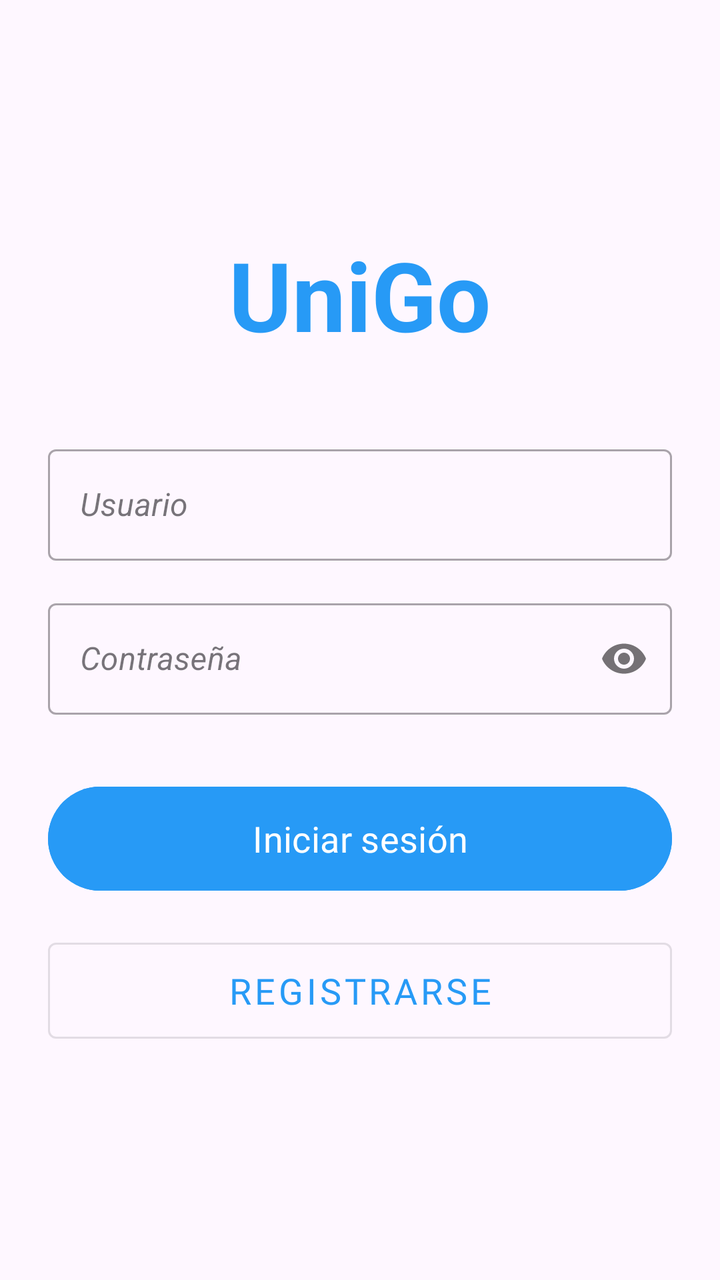
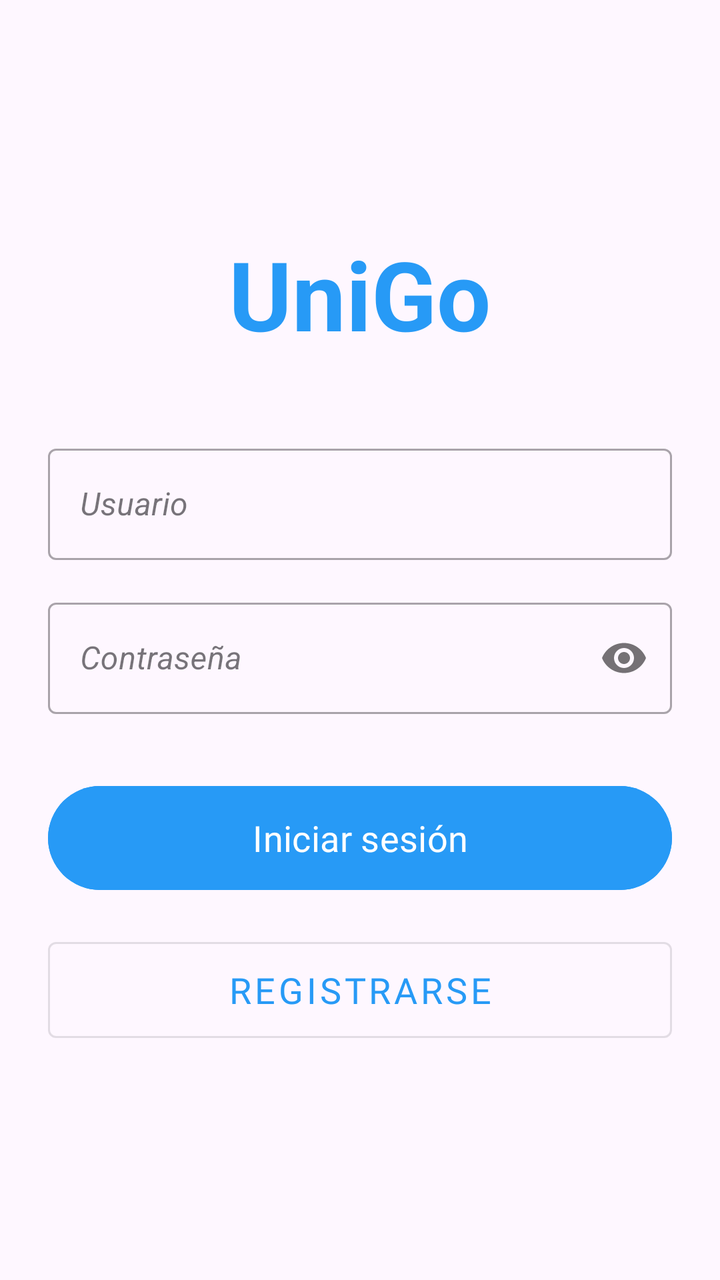

An Android layout rendered at two revisions. The XML below is the earlier revision; the diff shows what the commit changed to produce the second picture.
<!-- AndroidManifest.xml: application theme Theme.Miau -->
<!-- res/layout/activity_login_registro.xml -->
<?xml version="1.0" encoding="utf-8"?>
<androidx.constraintlayout.widget.ConstraintLayout
    xmlns:android="http://schemas.android.com/apk/res/android"
    xmlns:app="http://schemas.android.com/apk/res-auto"
    xmlns:tools="http://schemas.android.com/tools"
    android:id="@+id/main"
    android:layout_width="match_parent"
    android:layout_height="match_parent"
    android:padding="24dp"
    tools:context=".LoginRegistroActivity">

    <LinearLayout
        android:layout_width="match_parent"
        android:layout_height="wrap_content"
        android:gravity="center"
        android:orientation="vertical"
        app:layout_constraintBottom_toBottomOf="parent"
        app:layout_constraintEnd_toEndOf="parent"
        app:layout_constraintStart_toStartOf="parent"
        app:layout_constraintTop_toTopOf="parent">

        <TextView
            android:layout_width="wrap_content"
            android:layout_height="wrap_content"
            android:layout_marginBottom="40dp"
            android:text="UniGo"
            android:textColor="?attr/colorPrimary"
            android:textSize="48sp"
            android:textStyle="bold" />

        <com.google.android.material.textfield.TextInputLayout
            style="@style/Widget.MaterialComponents.TextInputLayout.OutlinedBox"
            android:layout_width="match_parent"
            android:layout_height="wrap_content"
            android:layout_marginBottom="16dp">

            <com.google.android.material.textfield.TextInputEditText
                android:id="@+id/et_usuario"
                android:layout_width="match_parent"
                android:layout_height="wrap_content"
                android:hint="@string/usuario"
                android:textStyle="italic"
                android:inputType="text" />
        </com.google.android.material.textfield.TextInputLayout>

        <com.google.android.material.textfield.TextInputLayout
            style="@style/Widget.MaterialComponents.TextInputLayout.OutlinedBox"
            android:layout_width="match_parent"
            android:layout_height="wrap_content"
            android:layout_marginBottom="32dp"
            app:passwordToggleEnabled="true">

            <com.google.android.material.textfield.TextInputEditText
                android:id="@+id/et_contrasena"
                android:layout_width="match_parent"
                android:layout_height="wrap_content"
                android:hint="@string/contrasena"
                android:textStyle="italic"
                android:inputType="textPassword" />
        </com.google.android.material.textfield.TextInputLayout>

        <Button
            android:id="@+id/btn_iniciar"
            android:layout_width="match_parent"
            android:layout_height="60dp"
            android:layout_marginBottom="16dp"
            android:backgroundTint="?attr/colorPrimary"
            android:text="@string/iniciarsesion"
            android:fontFamily="@font/playfair_semibolditalic"
            android:textColor="@android:color/white"
            android:textSize="18sp" />

        <Button
            android:id="@+id/btn_registrar"
            style="@style/Widget.MaterialComponents.Button.OutlinedButton"
            android:layout_width="match_parent"
            android:layout_height="60dp"
            android:text="@string/registrarse"
            android:fontFamily="@font/playfair_semibolditalic"
            android:textSize="18sp" />

    </LinearLayout>

</androidx.constraintlayout.widget.ConstraintLayout>
<!-- resources referenced by this layout -->
<resources>
  <string name="contrasena">Contraseña</string>
  <string name="iniciarsesion">Iniciar sesión</string>
  <string name="registrarse">Registrarse</string>
  <string name="usuario">Usuario</string>
  <style name="Theme.Miau" parent="Base.Theme.Miau" />
  <style name="Base.Theme.Miau" parent="Theme.Material3.DayNight.NoActionBar">
          <item name="colorPrimary">@color/blue_primary</item>
          <item name="colorPrimaryVariant">@color/blue_primary_dark</item>
          <item name="colorSecondary">@color/accent</item>
      </style>
  <color name="blue_primary">#279AF6</color>
  <color name="blue_primary_dark">#155BA2</color>
  <color name="accent">#ED427C</color>
</resources>

<!-- the commit's change to res/layout/activity_login_registro.xml (unified diff, before → after) -->
@@ -9,76 +9,80 @@
     android:padding="24dp"
     tools:context=".LoginRegistroActivity">
 
-    <LinearLayout
+    <ScrollView
         android:layout_width="match_parent"
-        android:layout_height="wrap_content"
-        android:gravity="center"
-        android:orientation="vertical"
-        app:layout_constraintBottom_toBottomOf="parent"
-        app:layout_constraintEnd_toEndOf="parent"
-        app:layout_constraintStart_toStartOf="parent"
-        app:layout_constraintTop_toTopOf="parent">
+        android:layout_height="match_parent"
+        tools:layout_editor_absoluteX="24dp"
+        tools:layout_editor_absoluteY="160dp">
 
-        <TextView
-            android:layout_width="wrap_content"
-            android:layout_height="wrap_content"
-            android:layout_marginBottom="40dp"
-            android:text="UniGo"
-            android:textColor="?attr/colorPrimary"
-            android:textSize="48sp"
-            android:textStyle="bold" />
-
-        <com.google.android.material.textfield.TextInputLayout
-            style="@style/Widget.MaterialComponents.TextInputLayout.OutlinedBox"
+        <LinearLayout
             android:layout_width="match_parent"
             android:layout_height="wrap_content"
-            android:layout_marginBottom="16dp">
+            android:layout_gravity="center_vertical"
+            android:gravity="center"
+            android:orientation="vertical">
 
-            <com.google.android.material.textfield.TextInputEditText
-                android:id="@+id/et_usuario"
+            <TextView
+                android:layout_width="wrap_content"
+                android:layout_height="wrap_content"
+                android:layout_marginBottom="40dp"
+                android:text="UniGo"
+                android:textColor="?attr/colorPrimary"
+                android:textSize="48sp"
+                android:textStyle="bold" />
+
+            <com.google.android.material.textfield.TextInputLayout
+                style="@style/Widget.MaterialComponents.TextInputLayout.OutlinedBox"
                 android:layout_width="match_parent"
                 android:layout_height="wrap_content"
-                android:hint="@string/usuario"
-                android:textStyle="italic"
-                android:inputType="text" />
-        </com.google.android.material.textfield.TextInputLayout>
+                android:layout_marginBottom="16dp">
 
-        <com.google.android.material.textfield.TextInputLayout
-            style="@style/Widget.MaterialComponents.TextInputLayout.OutlinedBox"
-            android:layout_width="match_parent"
-            android:layout_height="wrap_content"
-            android:layout_marginBottom="32dp"
-            app:passwordToggleEnabled="true">
+                <com.google.android.material.textfield.TextInputEditText
+                    android:id="@+id/et_usuario"
+                    android:layout_width="match_parent"
+                    android:layout_height="wrap_content"
+                    android:hint="@string/usuario"
+                    android:inputType="text"
+                    android:textStyle="italic" />
+            </com.google.android.material.textfield.TextInputLayout>
 
-            <com.google.android.material.textfield.TextInputEditText
-                android:id="@+id/et_contrasena"
+            <com.google.android.material.textfield.TextInputLayout
+                style="@style/Widget.MaterialComponents.TextInputLayout.OutlinedBox"
                 android:layout_width="match_parent"
                 android:layout_height="wrap_content"
-                android:hint="@string/contrasena"
-                android:textStyle="italic"
-                android:inputType="textPassword" />
-        </com.google.android.material.textfield.TextInputLayout>
+                android:layout_marginBottom="32dp"
+                app:passwordToggleEnabled="true">
 
-        <Button
-            android:id="@+id/btn_iniciar"
-            android:layout_width="match_parent"
-            android:layout_height="60dp"
-            android:layout_marginBottom="16dp"
-            android:backgroundTint="?attr/colorPrimary"
-            android:text="@string/iniciarsesion"
-            android:fontFamily="@font/playfair_semibolditalic"
-            android:textColor="@android:color/white"
-            android:textSize="18sp" />
+                <com.google.android.material.textfield.TextInputEditText
+                    android:id="@+id/et_contrasena"
+                    android:layout_width="match_parent"
+                    android:layout_height="wrap_content"
+                    android:hint="@string/contrasena"
+                    android:inputType="textPassword"
+                    android:textStyle="italic" />
+            </com.google.android.material.textfield.TextInputLayout>
 
-        <Button
-            android:id="@+id/btn_registrar"
-            style="@style/Widget.MaterialComponents.Button.OutlinedButton"
-            android:layout_width="match_parent"
-            android:layout_height="60dp"
-            android:text="@string/registrarse"
-            android:fontFamily="@font/playfair_semibolditalic"
-            android:textSize="18sp" />
+            <Button
+                android:id="@+id/btn_iniciar"
+                android:layout_width="match_parent"
+                android:layout_height="60dp"
+                android:layout_marginBottom="16dp"
+                android:backgroundTint="?attr/colorPrimary"
+                android:fontFamily="@font/playfair_semibolditalic"
+                android:text="@string/iniciarsesion"
+                android:textColor="@android:color/white"
+                android:textSize="18sp" />
 
-    </LinearLayout>
+            <Button
+                android:id="@+id/btn_registrar"
+                style="@style/Widget.MaterialComponents.Button.OutlinedButton"
+                android:layout_width="match_parent"
+                android:layout_height="60dp"
+                android:fontFamily="@font/playfair_semibolditalic"
+                android:text="@string/registrarse"
+                android:textSize="18sp" />
+
+        </LinearLayout>
+    </ScrollView>
 
 </androidx.constraintlayout.widget.ConstraintLayout>
